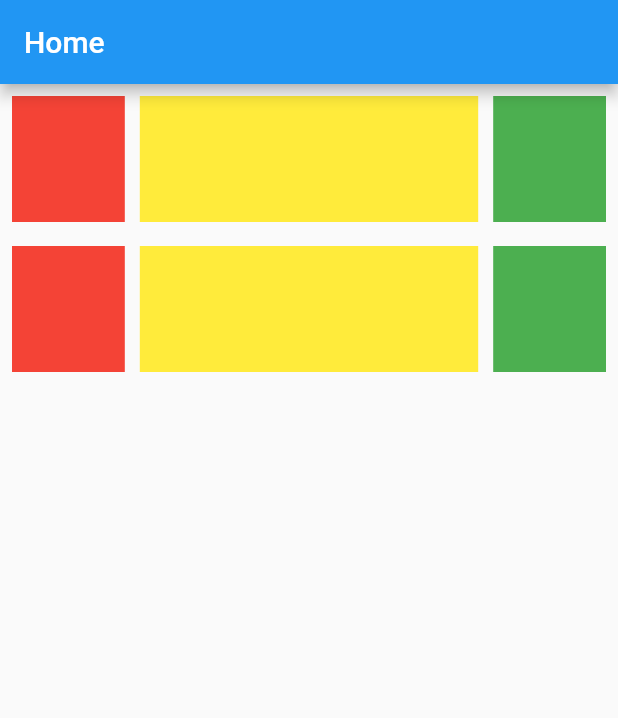
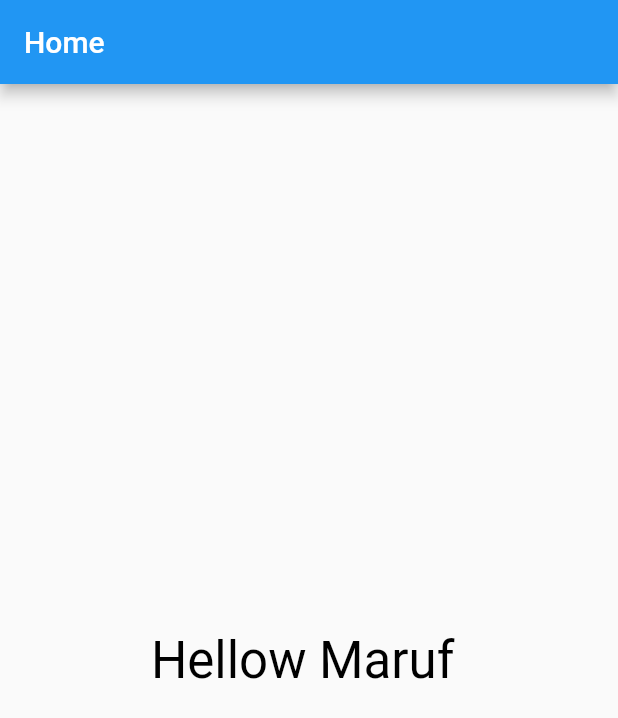
Before and after one commit to marufhasanmitul/assignment, a Flutter app: the screen it shows after launch, on a phone screen of 412 x 824 dp. Shown: the top 718 px of the screen. Run offline on Flutter 3.47's test engine with Material 2 defaults, Android fonts, the phone set to English and light mode, and no system bars.

Commit message:
Media Query

```diff
--- a/lib/main.dart
+++ b/lib/main.dart
@@ -1,4 +1,5 @@
 
+import 'package:assignment/style.dart';
 import 'package:flutter/material.dart';
 
 void main(){
@@ -17,79 +18,29 @@ class myApp extends StatelessWidget{
 class HomePage extends StatelessWidget{
   @override
   Widget build(BuildContext context) {
+
+    //Device Screen Size
+    var size=MediaQuery.of(context).size;
+    var width=MediaQuery.of(context).size.width;
+    var height=MediaQuery.of(context).size.height;
+    var orentation=MediaQuery.of(context).orientation;//Screen orientation
+
+
     return Scaffold(
       appBar: AppBar(
         title: Text('Home'),
       ),
       body:
-      Column(
-        children: [
-          Container(
-            height: 100,
-            child:
-            Padding(
-              padding: const EdgeInsets.all(8.0),
-              child:
-              Row(
-                children: [
-                  Expanded(
-                      child: Container(
-                        color: Colors.red,
-                      ),
-                      flex:1 ,
-                  ),
-                  SizedBox(width: 10),
-                  Expanded(
-                      child: Container(
-                        color: Colors.yellow,
-                      ),
-                      flex: 3,
-                  ),
-                  SizedBox(width: 10),
-                  Expanded(
-                      child: Container(
-                        color: Colors.green,
-                      ),
-                      flex: 1,
-                  ),
-                ],
-              ),
-            ),
-          ),
-          Container(
-            height: 100,
-            child:
-            Padding(
-              padding: const EdgeInsets.all(8.0),
-              child:
-              Row(
-                children: [
-                  Flexible(
-                    child: Container(
-                      color: Colors.red,
-                    ),
-                    flex:1 ,
-                  ),
-                  SizedBox(width: 10),
-                  Flexible(
-                    child: Container(
-                      color: Colors.yellow,
-                    ),
-                    flex: 3,
-                  ),
-                  SizedBox(width: 10),
-                  Flexible(
-                    child: Container(
-                      color: Colors.green,
-                    ),
-                    flex: 1,
-                  ),
-                ],
-              ),
-            ),
-          ),
-        ],
+      Center(
+        child: Column(
+          mainAxisAlignment: MainAxisAlignment.center,
+          children: [
+            Text('Hellow Maruf ',style: HeadLine(context),),
+
+          ],
+        ),
       ),
+
 
     );
   }
--- /dev/null
+++ b/lib/style.dart
@@ -0,0 +1,20 @@
+
+
+import 'package:flutter/material.dart';
+
+TextStyle HeadLine(context){
+  var width=MediaQuery.of(context).size.width;
+  if(width<700){
+    return TextStyle(
+        color: Colors.black,
+        fontSize: 34
+    );
+  }
+  else{
+    return TextStyle(
+        color: Colors.green,
+        fontSize: 65
+    );
+  }
+
+}
```
